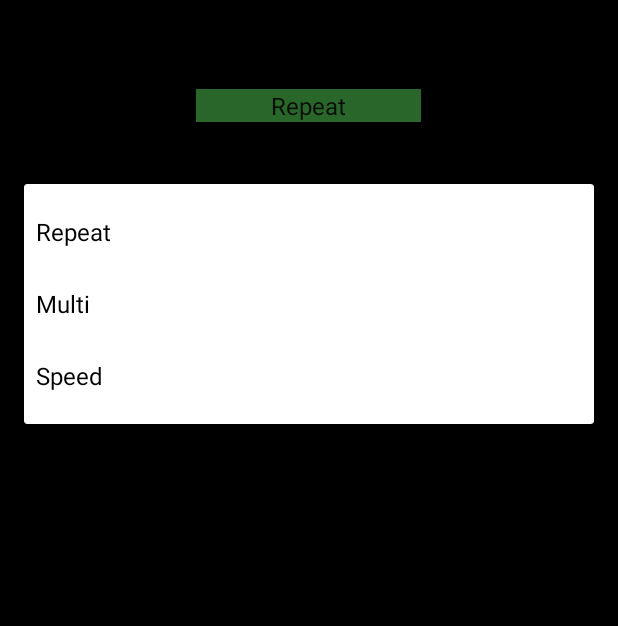
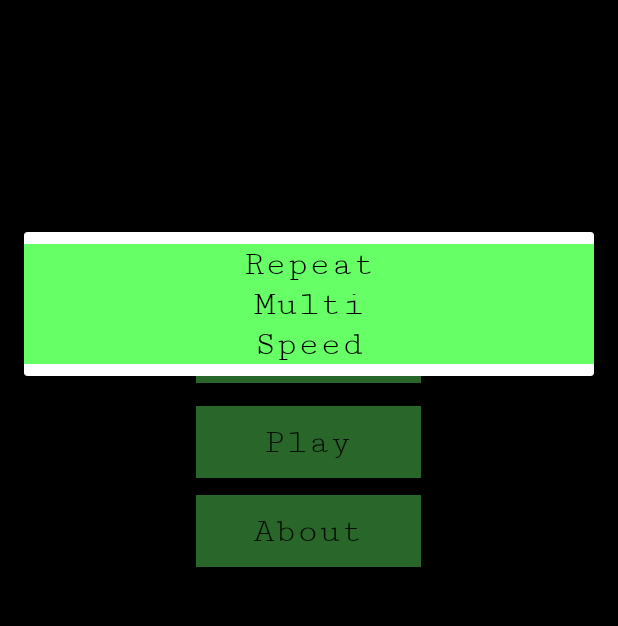
Before and after one commit to alexhornick/Simon, an Android app: the screen it shows after launch (MainActivity), after a tap on "Repeat", on a phone screen of 412 x 824 dp, the part 314-940 px from its top. Run offline under Robolectric (Android 15) with nearby library versions, the phone set to English and light mode, and no system bars.

Commit message:
Added styled spinner

```diff
--- a/app/src/main/java/com/alexhornick/simon/MainActivity.java
+++ b/app/src/main/java/com/alexhornick/simon/MainActivity.java
@@ -5,7 +5,10 @@ import android.support.v7.app.AppCompatActivity;
 import android.os.Bundle;
 import android.view.View;
 import android.widget.AdapterView;
+import android.widget.ArrayAdapter;
 import android.widget.Spinner;
+
+import static com.alexhornick.simon.R.id.spinner;
 
 public class MainActivity extends AppCompatActivity implements View.OnClickListener, AdapterView.OnItemSelectedListener {
 
@@ -17,7 +20,10 @@ public class MainActivity extends AppCompatActivity implements View.OnClickListe
         findViewById(R.id.play_button).setOnClickListener(this);
         findViewById(R.id.about_button).setOnClickListener(this);
 
-        Spinner sp = (Spinner) findViewById(R.id.spinner);
+        Spinner sp = (Spinner) findViewById(spinner);
+        ArrayAdapter adapter = ArrayAdapter.createFromResource(this, R.array.version, R.layout.spinner_item);
+        adapter.setDropDownViewResource(R.layout.drop_down_spinner_item);
+        sp.setAdapter(adapter);
         sp.setOnItemSelectedListener(this);
     }
 
@@ -30,7 +36,6 @@ public class MainActivity extends AppCompatActivity implements View.OnClickListe
             intent.putExtra("version",itemSelected);
             startActivity(intent);
         }
-
         else if(v.getId()==R.id.about_button){
             Intent intent=new Intent(this,AboutActivity.class);
             startActivity(intent);
--- a/app/src/main/java/com/alexhornick/simon/PlayActivity.java
+++ b/app/src/main/java/com/alexhornick/simon/PlayActivity.java
@@ -71,7 +71,6 @@ public class PlayActivity extends AppCompatActivity implements View.OnClickListe
             else{
                 version=VERSION.SPEED;
             }
-            Toast.makeText(this,"Version "+version.toString(),Toast.LENGTH_SHORT).show();
         }
         if(mysequence==null){
             mysequence=new Sequencer();
@@ -120,7 +119,6 @@ public class PlayActivity extends AppCompatActivity implements View.OnClickListe
         notes[1] = soundPool.load(this, R.raw.csharp4, 1);
         notes[2] = soundPool.load(this, R.raw.e4, 1);
         notes[3] = soundPool.load(this, R.raw.g4, 1);
-
     }
 
     @Override
@@ -138,7 +136,6 @@ public class PlayActivity extends AppCompatActivity implements View.OnClickListe
             soundPool = null;
             soundsLoaded.clear();
         }
-
     }
 
     private void playSound(int soundId) {
--- a/app/src/main/res/layout/activity_main.xml
+++ b/app/src/main/res/layout/activity_main.xml
@@ -22,42 +22,44 @@
         android:id="@+id/imageView" />
 
     <Button
+        android:text="About"
+        android:layout_width="150dp"
+        android:layout_marginTop="11dp"
+        android:id="@+id/about_button"
+        android:elevation="0dp"
+        android:background="#66FF66"
+        android:layout_height="wrap_content"
+        android:textSize="24sp"
+        android:fontFamily="serif-monospace"
+        android:layout_below="@+id/play_button"
+        android:layout_alignStart="@+id/play_button"
+        android:textAllCaps="false" />
+
+    <Spinner
+        android:id="@+id/spinner"
+        android:layout_width="150dp"
+        android:layout_height="50dp"
+        android:drawSelectorOnTop="true"
+        android:entries="@array/version"
+        android:background="#66FF66"
+        android:textAlignment="center"
+        android:spinnerMode="dialog"
+        android:fontFamily="serif-monospace"
+        style="@style/Widget.AppCompat.Spinner"
+        android:layout_centerVertical="true"
+        android:layout_centerHorizontal="true" />
+
+    <Button
         android:text="Play"
         android:layout_width="150dp"
         android:layout_height="wrap_content"
-        android:layout_below="@+id/imageView"
-        android:layout_centerHorizontal="true"
-        android:layout_marginTop="129dp"
         android:id="@+id/play_button"
         android:elevation="0dp"
         android:background="#66FF66"
         android:fontFamily="serif-monospace"
-        android:textSize="24sp" />
-
-    <Button
-        android:text="About"
-        android:layout_width="150dp"
-        android:layout_marginTop="19dp"
-        android:id="@+id/about_button"
-        android:elevation="0dp"
-        android:background="#66FF66"
-        android:layout_below="@+id/play_button"
-        android:layout_alignStart="@+id/play_button"
-        android:layout_height="wrap_content"
         android:textSize="24sp"
-        android:fontFamily="serif-monospace" />
-
-    <Spinner
-        android:id="@+id/spinner"
-        android:layout_width="150dp"
-        android:layout_height="wrap_content"
-        android:drawSelectorOnTop="true"
-        android:entries="@array/version"
-        android:layout_marginTop="59dp"
-        android:background="#66FF66"
-        android:layout_below="@+id/imageView"
-        android:layout_alignStart="@+id/play_button"
-        android:textAlignment="center"
-        android:spinnerMode="dialog"
-        android:fontFamily="serif-monospace"/>
+        android:layout_marginTop="15dp"
+        android:layout_below="@+id/spinner"
+        android:layout_alignStart="@+id/spinner"
+        android:textAllCaps="false" />
 </RelativeLayout>
--- a/app/src/main/res/layout/activity_play.xml
+++ b/app/src/main/res/layout/activity_play.xml
@@ -47,7 +47,6 @@
         android:layout_alignParentEnd="true" />
 
     <Button
-        android:text="Play"
         android:layout_width="wrap_content"
         android:layout_height="wrap_content"
         android:layout_above="@+id/simon4"
@@ -55,7 +54,9 @@
         android:id="@+id/start_button"
         android:fontFamily="serif-monospace"
         android:textSize="24sp"
-        android:background="#66FF66" />
+        android:background="#66FF66"
+        android:text="Start"
+        android:textAllCaps="false" />
 
     <TextView
         android:text="0"
--- /dev/null
+++ b/app/src/main/res/layout/drop_down_spinner_item.xml
@@ -0,0 +1,14 @@
+<?xml version="1.0" encoding="utf-8"?>
+
+    <CheckedTextView xmlns:android="http://schemas.android.com/apk/res/android"
+        android:layout_width="match_parent"
+        android:layout_height="wrap_content"
+        android:layout_alignParentStart="true"
+        android:id="@+id/text1"
+        style="?android:attr/spinnerDropDownItemStyle"
+        android:layout_alignParentTop="true"
+        android:fontFamily="serif-monospace"
+        android:textSize="24sp"
+        android:textAlignment="center"
+        android:textColor="#000000"
+        android:background="#66FF66"/>
--- /dev/null
+++ b/app/src/main/res/layout/spinner_item.xml
@@ -0,0 +1,12 @@
+<?xml version="1.0" encoding="utf-8"?>
+
+    <TextView xmlns:android="http://schemas.android.com/apk/res/android"
+        android:layout_width="match_parent"
+        android:layout_height="wrap_content"
+        android:layout_alignParentStart="true"
+        android:id="@+id/text"
+        android:layout_alignParentTop="true"
+        android:fontFamily="serif-monospace"
+        android:textSize="24sp"
+        android:textAlignment="center"
+        android:textColor="#000000"/>
```
